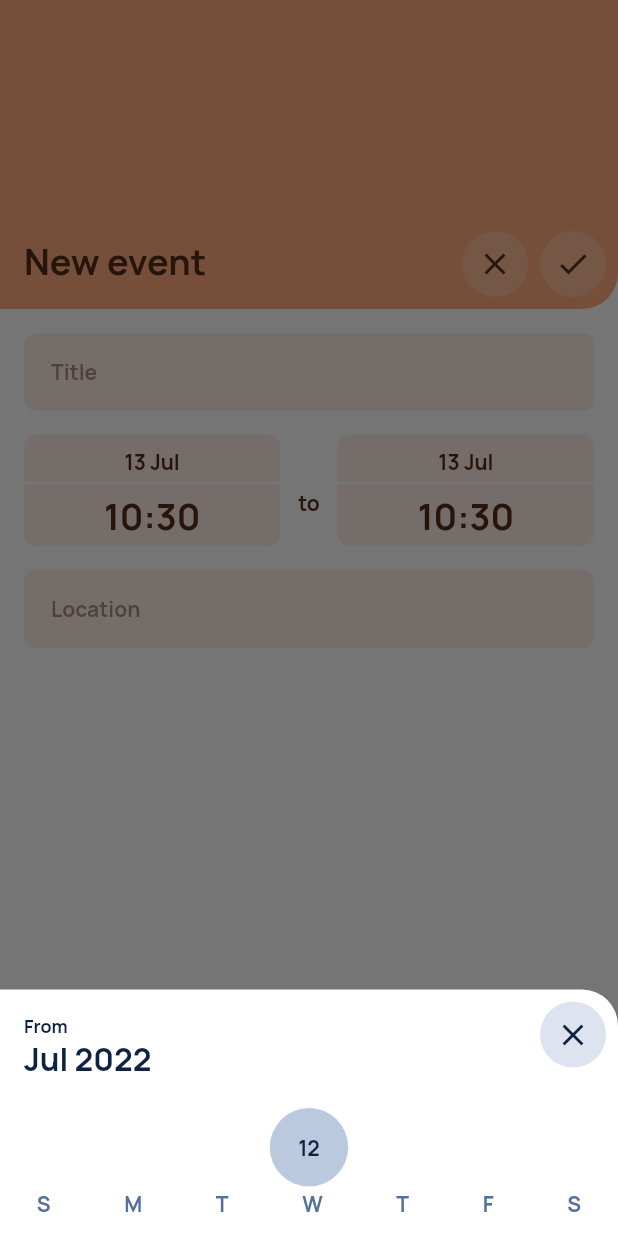
After one commit to ChromiumIV/aholic, a Flutter app: the CreateEventPage screen opened by its route, after a tap on an icon or button, on a phone screen of 412 x 824 dp. The commit adds this screen. Run offline on Flutter 3.47's test engine with Material 2 defaults, Android fonts, the phone set to English and light mode, and no system bars; drawn by our look-alikes of expandable_page_view; our stand-ins replace auto_route, easy_localization, hooks_riverpod, yaml.

Commit message:
feat: update UI

```diff
--- /dev/null
+++ b/lib/presentation/bottom_sheets/ahl_bottom_sheet.dart
@@ -0,0 +1,10 @@
+import 'package:flutter/material.dart';
+
+void showAhlBottomSheet(
+    {required BuildContext context, required Widget bottomSheet}) {
+  showModalBottomSheet(
+    context: context,
+    builder: (_) => bottomSheet,
+    backgroundColor: Colors.transparent,
+  );
+}
--- /dev/null
+++ b/lib/presentation/bottom_sheets/ahl_date_picker_bottom_sheet.dart
@@ -0,0 +1,227 @@
+import 'package:aholic/widgets/ahl_animated_container.dart';
+import 'package:aholic/widgets/ahl_icon_button.dart';
+import 'package:easy_localization/easy_localization.dart';
+import 'package:expandable_page_view/expandable_page_view.dart';
+import 'package:flutter/material.dart';
+
+import '../../theme/ahl_colors.dart';
+
+class AhlDatePickerBottomSheet extends StatefulWidget {
+  const AhlDatePickerBottomSheet({
+    Key? key,
+    this.subtitle,
+    this.fillColor = AhlColors.primary40,
+    this.textColor = AhlColors.primary,
+    this.hoverTextColor = Colors.white,
+  }) : super(key: key);
+
+  final String? subtitle;
+  final Color fillColor;
+  final Color textColor;
+  final Color hoverTextColor;
+
+  @override
+  State<AhlDatePickerBottomSheet> createState() =>
+      _AhlDatePickerBottomSheetState();
+}
+
+class _AhlDatePickerBottomSheetState extends State<AhlDatePickerBottomSheet> {
+  DateTime _selectedDate = DateTime.now();
+  DateTime _visibleDate = DateTime.now();
+
+  final _pageController = PageController(initialPage: 2400);
+
+  @override
+  Widget build(BuildContext context) {
+    return IntrinsicHeight(
+      child: Container(
+        decoration: const BoxDecoration(
+            color: Colors.white,
+            borderRadius: BorderRadius.only(topRight: Radius.circular(24))),
+        child: Column(
+          children: [
+            Row(
+              crossAxisAlignment: CrossAxisAlignment.start,
+              children: [
+                Expanded(
+                  child: Padding(
+                    padding: const EdgeInsets.all(16),
+                    child: Column(
+                      crossAxisAlignment: CrossAxisAlignment.start,
+                      children: [
+                        if (widget.subtitle != null)
+                          Text(
+                            widget.subtitle!,
+                            style: Theme.of(context).textTheme.subtitle1,
+                          ),
+                        Text(
+                          DateFormat('MMM yyyy').format(_visibleDate),
+                          style: Theme.of(context).textTheme.headline2,
+                        ),
+                      ],
+                    ),
+                  ),
+                ),
+                Padding(
+                  padding: const EdgeInsets.all(8),
+                  child: AhlIconButton(
+                    icon: Icons.close,
+                    fillColor: widget.fillColor.withOpacity(0.5),
+                    iconColor: widget.textColor,
+                    hoverIconColor: Colors.white,
+                  ),
+                ),
+              ],
+            ),
+            ExpandablePageView.builder(
+              controller: _pageController,
+              itemCount: 4801,
+              itemBuilder: (_, index) {
+                final now = DateTime.now();
+                final visibleDate =
+                    DateTime(now.year, now.month + (index - 2400), 1);
+                // setState(() {
+                //   _visibleDate = visibleDate;
+                // });
+                return _buildMonthView(context, visibleDate);
+              },
+            ),
+          ],
+        ),
+      ),
+    );
+  }
+
+  Widget _buildMonthView(BuildContext context, DateTime month) {
+    final rows = <Widget>[];
+
+    final dayButtonSize = (MediaQuery.of(context).size.width - 46) / 7;
+
+    return Column(
+      children: [
+        _buildSelectedDayButton(12, dayButtonSize),
+        Padding(
+          padding: const EdgeInsets.only(bottom: 12),
+          child: _buildWeekRow(),
+        )
+      ],
+    );
+  }
+
+  Widget _buildWeekRow() {
+    return Row(
+      mainAxisAlignment: MainAxisAlignment.spaceAround,
+      children: [
+        Text(
+          'label.sun'.tr(),
+          style: Theme.of(context)
+              .textTheme
+              .bodyText1
+              ?.copyWith(color: AhlColors.primary60),
+        ),
+        Text(
+          'label.mon'.tr(),
+          style: Theme.of(context)
+              .textTheme
+              .bodyText1
+              ?.copyWith(color: AhlColors.primary60),
+        ),
+        Text(
+          'label.tue'.tr(),
+          style: Theme.of(context)
+              .textTheme
+              .bodyText1
+              ?.copyWith(color: AhlColors.primary60),
+        ),
+        Text(
+          'label.wed'.tr(),
+          style: Theme.of(context)
+              .textTheme
+              .bodyText1
+              ?.copyWith(color: AhlColors.primary60),
+        ),
+        Text(
+          'label.thu'.tr(),
+          style: Theme.of(context)
+              .textTheme
+              .bodyText1
+              ?.copyWith(color: AhlColors.primary60),
+        ),
+        Text(
+          'label.fri'.tr(),
+          style: Theme.of(context)
+              .textTheme
+              .bodyText1
+              ?.copyWith(color: AhlColors.primary60),
+        ),
+        Text(
+          'label.sat'.tr(),
+          style: Theme.of(context)
+              .textTheme
+              .bodyText1
+              ?.copyWith(color: AhlColors.primary60),
+        )
+      ],
+    );
+  }
+
+  Widget _buildSelectedDayButton(int day, double size) {
+    return Padding(
+      padding: const EdgeInsets.all(2),
+      child: AhlAnimatedContainer(
+        height: size,
+        width: size,
+        alignment: Alignment.center,
+        builder: (isPressed) => Text(
+          day.toString(),
+          style: Theme.of(context).textTheme.bodyText1?.copyWith(
+              color: isPressed ? widget.hoverTextColor : widget.textColor),
+        ),
+        decorationBuilder: (isPressed) => BoxDecoration(
+          color: isPressed ? widget.textColor : widget.fillColor,
+          borderRadius: BorderRadius.circular(999),
+        ),
+      ),
+    );
+  }
+
+  Widget _buildActiveDayButton(int day, double size) {
+    return Padding(
+      padding: const EdgeInsets.all(2),
+      child: AhlAnimatedContainer(
+        height: size,
+        width: size,
+        alignment: Alignment.center,
+        builder: (isPressed) => Text(
+          day.toString(),
+          style: Theme.of(context).textTheme.bodyText1?.copyWith(
+              color: isPressed ? widget.hoverTextColor : widget.textColor),
+        ),
+        decorationBuilder: (isPressed) => BoxDecoration(
+          color: isPressed ? widget.textColor : widget.fillColor,
+          borderRadius: BorderRadius.circular(999),
+        ),
+      ),
+    );
+  }
+
+  Widget _buildInactiveDayButton(int day, double size) {
+    return Padding(
+      padding: const EdgeInsets.all(2),
+      child: AhlAnimatedContainer(
+        height: size,
+        width: size,
+        alignment: Alignment.center,
+        builder: (isPressed) => Text(
+          day.toString(),
+          style: Theme.of(context).textTheme.bodyText1?.copyWith(
+              color: isPressed ? widget.hoverTextColor : widget.textColor),
+        ),
+        decorationBuilder: (isPressed) => BoxDecoration(
+          color: isPressed ? widget.textColor : widget.fillColor,
+          borderRadius: BorderRadius.circular(99),
+        ),
+      ),
+    );
+  }
+}
--- /dev/null
+++ b/lib/presentation/pages/create_event_page.dart
@@ -0,0 +1,124 @@
+import 'package:aholic/widgets/ahl_icon_button.dart';
+import 'package:aholic/widgets/ahl_text_field.dart';
+import 'package:easy_localization/easy_localization.dart';
+import 'package:flutter/material.dart';
+import 'package:hooks_riverpod/hooks_riverpod.dart';
+
+import '../../theme/ahl_colors.dart';
+import '../../widgets/ahl_date_time_picker.dart';
+import '../../widgets/ahl_scaffold.dart';
+
+class CreateEventPage extends ConsumerWidget {
+  const CreateEventPage({Key? key}) : super(key: key);
+
+  @override
+  Widget build(BuildContext context, WidgetRef ref) {
+    return AhlScaffold(
+      body: Column(children: [
+        Padding(
+          padding: const EdgeInsets.only(bottom: 16),
+          child: Container(
+            height: MediaQuery.of(context).size.height / 4,
+            decoration: const BoxDecoration(
+              color: AhlColors.orange,
+              borderRadius: BorderRadius.only(bottomRight: Radius.circular(24)),
+            ),
+            child: Align(
+              alignment: Alignment.bottomCenter,
+              child: Row(
+                crossAxisAlignment: CrossAxisAlignment.end,
+                children: [
+                  Expanded(
+                    child: Padding(
+                      padding: const EdgeInsets.all(16),
+                      child: Text(
+                        'title.new_event'.tr(),
+                        style: Theme.of(context)
+                            .textTheme
+                            .headline1
+                            ?.copyWith(color: AhlColors.darkOrange),
+                      ),
+                    ),
+                  ),
+                  Padding(
+                    padding: const EdgeInsets.only(bottom: 8),
+                    child: AhlIconButton(
+                      icon: Icons.close,
+                      fillColor: Colors.white.withOpacity(0.2),
+                      iconColor: AhlColors.darkOrange,
+                      hoverIconColor: Colors.white,
+                    ),
+                  ),
+                  Padding(
+                    padding: const EdgeInsets.all(8.0),
+                    child: AhlIconButton(
+                      icon: Icons.check,
+                      fillColor: Colors.white.withOpacity(0.2),
+                      iconColor: AhlColors.darkOrange,
+                      hoverIconColor: Colors.white,
+                    ),
+                  ),
+                ],
+              ),
+            ),
+          ),
+        ),
+        Padding(
+          padding: const EdgeInsets.symmetric(horizontal: 16),
+          child: AhlTextField(
+            hintText: 'label.title'.tr(),
+            fillColor: AhlColors.orange.withOpacity(0.2),
+            textColor: AhlColors.darkOrange,
+            hintColor: AhlColors.darkOrange.withOpacity(0.5),
+            padding: const EdgeInsets.only(bottom: 16),
+          ),
+        ),
+        Padding(
+          padding: const EdgeInsets.symmetric(horizontal: 16),
+          child: Row(
+            children: [
+              Expanded(
+                child: AhlDateTimePicker(
+                  fillColor: AhlColors.orange.withOpacity(0.2),
+                  textColor: AhlColors.darkOrange,
+                  bottomSheetSubtitle: 'label.from'.tr(),
+                  value: DateTime.now(),
+                  padding: const EdgeInsets.only(bottom: 16),
+                ),
+              ),
+              Padding(
+                padding: const EdgeInsets.symmetric(horizontal: 12),
+                child: Text(
+                  'label.to_lower'.tr(),
+                  style: Theme.of(context)
+                      .textTheme
+                      .bodyText1
+                      ?.copyWith(color: AhlColors.darkOrange),
+                ),
+              ),
+              Expanded(
+                child: AhlDateTimePicker(
+                  fillColor: AhlColors.orange.withOpacity(0.2),
+                  textColor: AhlColors.darkOrange,
+                  bottomSheetSubtitle: 'label.to'.tr(),
+                  value: DateTime.now(),
+                  padding: const EdgeInsets.only(bottom: 16),
+                ),
+              ),
+            ],
+          ),
+        ),
+        Padding(
+          padding: const EdgeInsets.symmetric(horizontal: 16),
+          child: AhlTextField(
+            hintText: 'label.location'.tr(),
+            fillColor: AhlColors.orange.withOpacity(0.2),
+            textColor: AhlColors.darkOrange,
+            hintColor: AhlColors.darkOrange.withOpacity(0.5),
+            padding: const EdgeInsets.only(bottom: 16),
+          ),
+        ),
+      ]),
+    );
+  }
+}
--- a/lib/presentation/router/app_router.dart
+++ b/lib/presentation/router/app_router.dart
@@ -2,6 +2,7 @@ import 'package:aholic/presentation/pages/register_page.dart';
 import 'package:auto_route/auto_route.dart';
 import 'package:flutter/material.dart';
 
+import '../pages/create_event_page.dart';
 import '../pages/main_page.dart';
 import '../pages/sign_in_page.dart';
 
@@ -13,6 +14,7 @@ part 'app_router.gr.dart';
     AutoRoute(path: '/login', page: SignInPage),
     AutoRoute(path: '/register', page: RegisterPage),
     AutoRoute(initial: true, path: '/main', page: MainPage),
+    AutoRoute(path: '/new-event', page: CreateEventPage),
     // AutoRoute(initial: true, path: '/login', page: SignInPage),
   ],
 )
--- /dev/null
+++ b/lib/widgets/ahl_animated_container.dart
@@ -0,0 +1,49 @@
+import 'package:flutter/material.dart';
+
+class AhlAnimatedContainer extends StatefulWidget {
+  const AhlAnimatedContainer({
+    Key? key,
+    this.width,
+    this.height,
+    this.alignment,
+    this.builder,
+    this.decorationBuilder,
+    this.onTap,
+  }) : super(key: key);
+
+  final double? width;
+  final double? height;
+  final AlignmentGeometry? alignment;
+  final Widget Function(bool)? builder;
+  final BoxDecoration Function(bool)? decorationBuilder;
+  final void Function()? onTap;
+
+  @override
+  State<AhlAnimatedContainer> createState() => _AhlAnimatedContainerState();
+}
+
+class _AhlAnimatedContainerState extends State<AhlAnimatedContainer> {
+  bool _isPressed = false;
+
+  @override
+  Widget build(BuildContext context) {
+    return GestureDetector(
+      onLongPressDown: (_) => setState(() => _isPressed = true),
+      onLongPressUp: () => setState(() => _isPressed = false),
+      onLongPressCancel: () => setState(() => _isPressed = false),
+      onPanCancel: () => setState(() => _isPressed = false),
+      // onTapCancel: () => setState(() => _isPressed = false),
+      onTap: widget.onTap,
+      child: AnimatedContainer(
+        duration: const Duration(milliseconds: 100),
+        width: widget.width,
+        height: widget.height,
+        alignment: widget.alignment,
+        decoration: widget.decorationBuilder != null
+            ? widget.decorationBuilder!(_isPressed)
+            : null,
+        child: widget.builder != null ? widget.builder!(_isPressed) : null,
+      ),
+    );
+  }
+}
--- /dev/null
+++ b/lib/widgets/ahl_date_time_picker.dart
@@ -0,0 +1,108 @@
+import 'package:easy_localization/easy_localization.dart';
+import 'package:flutter/material.dart';
+
+import '../presentation/bottom_sheets/ahl_bottom_sheet.dart';
+import '../presentation/bottom_sheets/ahl_date_picker_bottom_sheet.dart';
+import '../theme/ahl_colors.dart';
+import 'ahl_animated_container.dart';
+
+class AhlDateTimePicker extends StatefulWidget {
+  const AhlDateTimePicker({
+    Key? key,
+    this.fillColor = AhlColors.primary20,
+    this.textColor = AhlColors.primary,
+    this.hoverTextColor = Colors.white,
+    this.bottomSheetSubtitle,
+    required this.value,
+    this.onUpdated,
+    this.padding = const EdgeInsets.only(bottom: 12),
+  }) : super(key: key);
+
+  final Color fillColor;
+  final Color textColor;
+  final Color hoverTextColor;
+  final String? bottomSheetSubtitle;
+  final DateTime value;
+  final void Function(DateTime dateTime)? onUpdated;
+  final EdgeInsets padding;
+
+  @override
+  State<AhlDateTimePicker> createState() => _AhlDateTimePickerState();
+}
+
+class _AhlDateTimePickerState extends State<AhlDateTimePicker> {
+  DateTime _value = DateTime.now();
+
+  @override
+  void initState() {
+    super.initState();
+    setState(() {
+      _value = widget.value;
+    });
+  }
+
+  @override
+  Widget build(BuildContext context) {
+    return Padding(
+      padding: widget.padding,
+      child: Column(
+        crossAxisAlignment: CrossAxisAlignment.stretch,
+        children: [
+          AhlAnimatedContainer(
+            decorationBuilder: (isPressed) => BoxDecoration(
+              color: isPressed ? widget.textColor : widget.fillColor,
+              borderRadius: const BorderRadius.only(
+                topLeft: Radius.circular(8),
+                topRight: Radius.circular(8),
+                bottomLeft: Radius.circular(2),
+                bottomRight: Radius.circular(2),
+              ),
+            ),
+            alignment: Alignment.center,
+            builder: (isPressed) => Padding(
+              padding: const EdgeInsets.only(top: 8, bottom: 4),
+              child: Text(
+                DateFormat('dd MMM').format(_value),
+                style: Theme.of(context).textTheme.bodyText1?.copyWith(
+                    color:
+                        isPressed ? widget.hoverTextColor : widget.textColor),
+              ),
+            ),
+            onTap: () {
+              showAhlBottomSheet(
+                context: context,
+                bottomSheet: AhlDatePickerBottomSheet(
+                  subtitle: widget.bottomSheetSubtitle,
+                ),
+              );
+            },
+          ),
+          const SizedBox(
+            height: 2,
+          ),
+          AhlAnimatedContainer(
+            decorationBuilder: (isPressed) => BoxDecoration(
+              color: isPressed ? widget.textColor : widget.fillColor,
+              borderRadius: const BorderRadius.only(
+                topLeft: Radius.circular(2),
+                topRight: Radius.circular(2),
+                bottomLeft: Radius.circular(8),
+                bottomRight: Radius.circular(8),
+              ),
+            ),
+            alignment: Alignment.center,
+            builder: (isPressed) => Padding(
+              padding: const EdgeInsets.all(4),
+              child: Text(
+                DateFormat('HH:mm').format(_value),
+                style: Theme.of(context).textTheme.headline1?.copyWith(
+                    color:
+                        isPressed ? widget.hoverTextColor : widget.textColor),
+              ),
+            ),
+          ),
+        ],
+      ),
+    );
+  }
+}
--- /dev/null
+++ b/lib/widgets/ahl_scaffold.dart
@@ -0,0 +1,23 @@
+import 'package:flutter/material.dart';
+
+class AhlScaffold extends StatelessWidget {
+  const AhlScaffold({
+    Key? key,
+    this.backgroundColor = Colors.white,
+    this.body,
+  }) : super(key: key);
+
+  final Color backgroundColor;
+  final Widget? body;
+
+  @override
+  Widget build(BuildContext context) {
+    return GestureDetector(
+      onTap: () => FocusManager.instance.primaryFocus?.unfocus(),
+      child: Scaffold(
+        backgroundColor: backgroundColor,
+        body: body,
+      ),
+    );
+  }
+}
--- a/pubspec.yaml
+++ b/pubspec.yaml
@@ -41,6 +41,7 @@ dependencies:
   yaml: ^3.1.1
   auto_route: ^4.2.0
   collection: ^1.16.0
+  expandable_page_view: ^1.0.17
 
 dev_dependencies:
   flutter_test:
```
Also changed, not shown: assets/translations/en.yaml (+21 -0 lines), lib/presentation/bottom_sheets/ahl_create_item_bottom_sheet.dart (added, +114 -0 lines), lib/presentation/pages/main_page.dart (+22 -2 lines), lib/presentation/pages/register_page.dart (+3 -7 lines), lib/presentation/pages/sign_in_page.dart (+2 -5 lines), lib/widgets/ahl_bottom_navigation_bar.dart (+10 -3 lines), lib/widgets/app_widget.dart (+12 -2 lines), lib/presentation/router/app_router.gr.dart, pubspec.lock.
